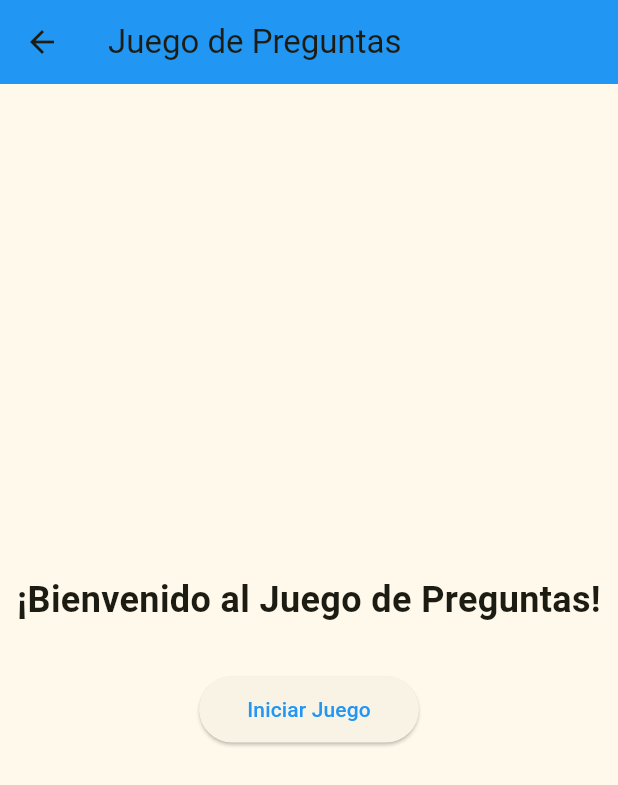
After one commit to patrick-1234567/psiemens-flutter001, a Flutter app: the StartScreen screen opened directly, on a phone screen of 412 x 824 dp. The commit adds this screen. Shown: the top 785 px of the screen. Run offline on Flutter 3.47's test engine with Material 3 defaults, Android fonts, the light colour scheme and no system bars.

Commit message:
dia 1 semana 3
prompt 1
Pregunta 1
Navigator push permite apilar una nueva pantalla
encima de otra
Pregunta 2
El repositorio provee los datos(preguntas), el
servicio llama al repositorio para obtener acceso
a los datos, la UI se encarga de mostrar los datos
y reaccionar a los eventos del usuarios

```diff
--- a/lib/constants.dart
+++ b/lib/constants.dart
@@ -6,3 +6,11 @@ class AppConstants {
   static const String fechaLimite = 'Fecha límite: '; // Nueva constante
   static const String tareaEliminada = 'Tarea eliminada'; // Nueva constante
 }
+
+class GameConstants {
+  static const String titleApp = 'Juego de Preguntas';
+  static const String welcomeMessage = '¡Bienvenido al Juego de Preguntas!';
+  static const String startGame = 'Iniciar Juego';
+  static const String finalScore = 'Puntuación Final: ';
+  static const String playAgain = 'Jugar de Nuevo';
+}
--- /dev/null
+++ b/lib/views/start_screen.dart
@@ -0,0 +1,46 @@
+import 'package:flutter/material.dart';
+import '../constants.dart';
+import 'game_screen.dart';
+
+class StartScreen extends StatelessWidget {
+  const StartScreen({super.key});
+
+  @override
+  Widget build(BuildContext context) {
+    return Scaffold(
+      appBar: AppBar(
+        title: const Text(GameConstants.titleApp),
+        backgroundColor: Colors.blue,
+      ),
+      body: Center(
+        child: Column(
+          mainAxisAlignment: MainAxisAlignment.center,
+          children: [
+            Text(
+              GameConstants.welcomeMessage,
+              style: const TextStyle(fontSize: 24, fontWeight: FontWeight.bold),
+              textAlign: TextAlign.center,
+            ),
+            const SizedBox(height: 32),
+            ElevatedButton(
+              onPressed: () {
+                Navigator.push(
+                  context,
+                  MaterialPageRoute(builder: (context) => const GameScreen()),
+                );
+              },
+              style: ElevatedButton.styleFrom(
+                foregroundColor: Colors.blue,
+                padding: const EdgeInsets.symmetric(horizontal: 32, vertical: 12),
+                shape: RoundedRectangleBorder(
+                  borderRadius: BorderRadius.circular(24),
+                ),
+              ),
+              child: const Text(GameConstants.startGame),
+            ),
+          ],
+        ),
+      ),
+    );
+  }
+}
```
Also changed, not shown: lib/api/service/question_service.dart (added, +13 -0 lines), lib/data/question_repository.dart (added, +29 -0 lines), lib/domain/question.dart (added, +11 -0 lines), lib/views/game_screen.dart (added), lib/views/result_screen.dart (added).
